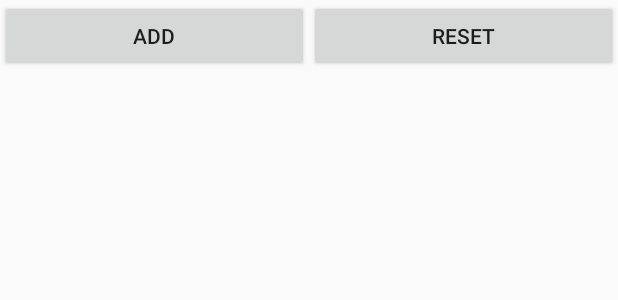
After one commit to Tibi19/isave-finances-apk, an Android app: the layout fragment_categories.xml on its own in the app's theme, with its tools: preview values and no code run, on a phone screen of 412 x 824 dp. The commit adds this screen. Shown: the top 300 px of the screen. Run offline under Robolectric (Android 15) with nearby library versions, the phone set to English and light mode, and no system bars.

Commit message:
Added categories fragment

```diff
--- /dev/null
+++ b/app/src/main/res/layout/fragment_categories.xml
@@ -0,0 +1,37 @@
+<?xml version="1.0" encoding="utf-8"?>
+<LinearLayout xmlns:android="http://schemas.android.com/apk/res/android"
+    android:orientation="vertical"
+    android:layout_width="match_parent"
+    android:layout_height="wrap_content"
+    android:id="@+id/fragment_categories">
+
+    <androidx.recyclerview.widget.RecyclerView
+        android:id="@+id/recycler_category"
+        android:layout_width="match_parent"
+        android:layout_height="wrap_content">
+
+    </androidx.recyclerview.widget.RecyclerView>
+
+    <LinearLayout
+        android:id="@+id/layout_categories_controller"
+        android:layout_width="match_parent"
+        android:layout_height="wrap_content"
+        android:orientation="horizontal">
+
+        <Button
+            android:id="@+id/button_add_category"
+            android:layout_width="wrap_content"
+            android:layout_height="wrap_content"
+            android:layout_weight="1"
+            android:text="ADD" />
+
+        <Button
+            android:id="@+id/button_reset_progress"
+            android:layout_width="wrap_content"
+            android:layout_height="wrap_content"
+            android:layout_weight="1"
+            android:text="RESET" />
+
+    </LinearLayout>
+
+</LinearLayout>
```
Also changed, not shown: app/src/main/java/com/tam/isave/view/CategoriesFragment.java (added, +94 -0 lines), app/src/main/java/com/tam/isave/view/HomeActivity.java (+9 -83 lines), app/src/main/res/layout/activity_home.xml (+5 -27 lines).
